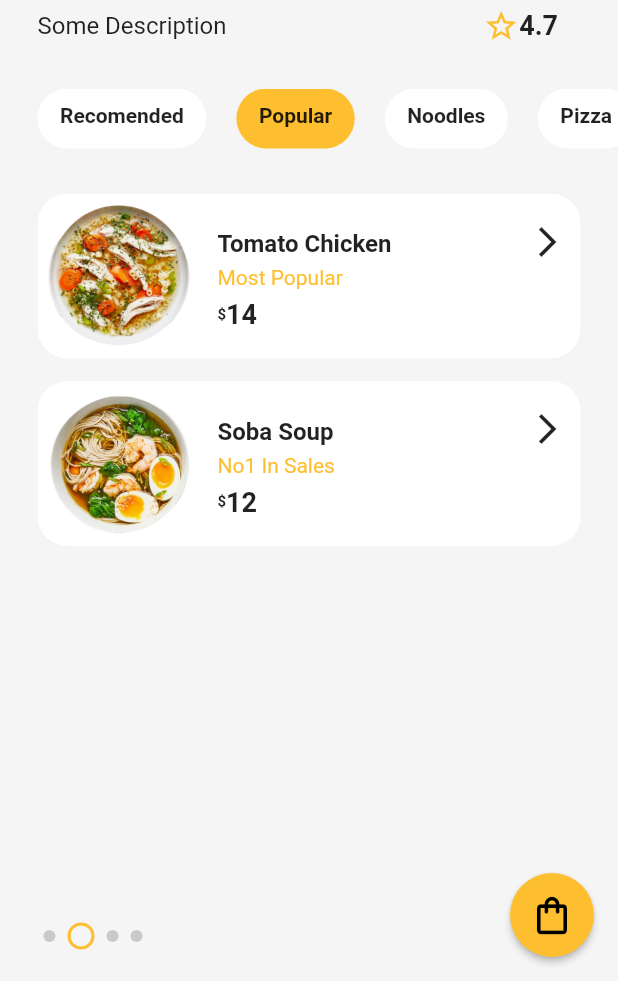
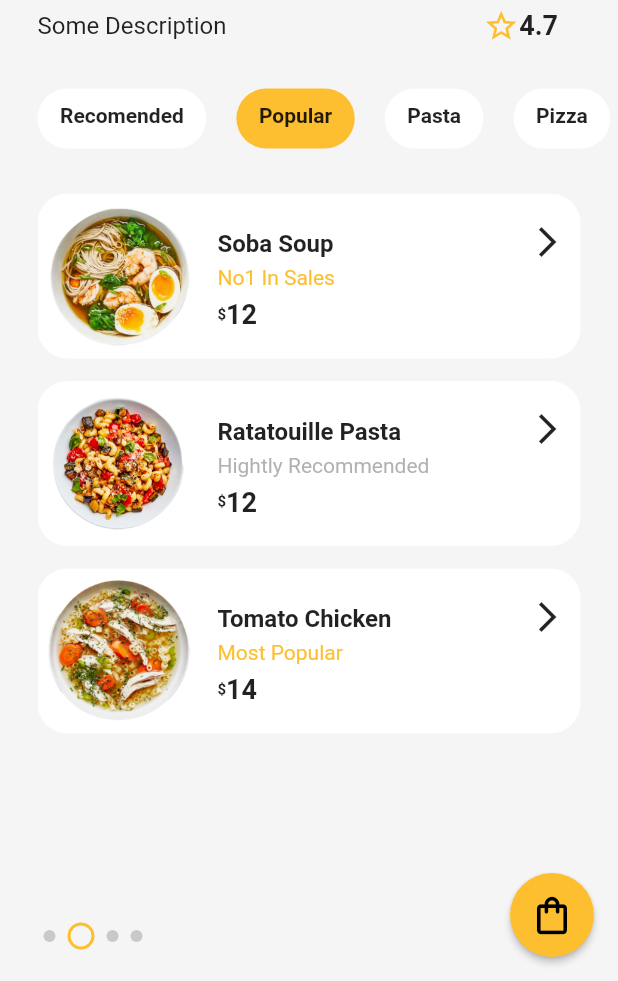
Before and after one commit to Zhenya-Mykhalskyi/Restaurant-App, a Flutter app: the screen it shows after launch, swiped to page 2, on a phone screen of 412 x 824 dp, the part 255-1236 px from its top. Run offline on Flutter 3.47's test engine with Material 2 defaults, Android fonts, the phone set to English and light mode, and no system bars; drawn by our look-alikes of smooth_page_indicator.

Commit message:
refactor Food model, feat categories into provider

```diff
--- a/lib/main.dart
+++ b/lib/main.dart
@@ -15,7 +15,7 @@ class MyApp extends StatelessWidget {
   Widget build(BuildContext context) {
     return MultiProvider(
       providers: [
-        ChangeNotifierProvider(create: (ctx) => FoodsProvier()),
+        ChangeNotifierProvider(create: (ctx) => FoodsProvider()),
       ],
 
       // SystemChrome.setSystemUIOverlayStyle(
--- a/lib/models/restaurant.dart
+++ b/lib/models/restaurant.dart
@@ -30,9 +30,9 @@ class Restaurant {
       'Some Description',
       4.7,
       {
-        'Recomended': FoodsProvier.generateRecommendedFoods(),
-        'Popular': FoodsProvier.generatePopularFoods(),
-        'Noodles': [],
+        'Recomended': FoodsProvider.RecommendedFoods,
+        'Popular': FoodsProvider.PopularFoods,
+        'Pasta': FoodsProvider.PastasFoods,
         'Pizza': [],
       },
     );
--- a/lib/providers/food.dart
+++ b/lib/providers/food.dart
@@ -1,6 +1,14 @@
 import 'package:flutter/material.dart';
 
-class Food with ChangeNotifier {
+enum Category {
+  Recommended,
+  Popular,
+  Pastas,
+}
+
+class Food {
+  final String id;
+  final List<Category> categories;
   final String imageUrl;
   final String description;
   final String name;
@@ -8,21 +16,21 @@ class Food with ChangeNotifier {
   final num score;
   final String cal;
   final num price;
-  int quantity;
   final List<Map<String, String>> ingredients;
   final String about;
   final bool hightLight;
-  Food(
-    this.imageUrl,
-    this.description,
-    this.name,
-    this.waitTime,
-    this.score,
-    this.cal,
-    this.price,
-    this.quantity,
-    this.ingredients,
-    this.about, {
+  Food({
+    required this.id,
+    required this.categories,
+    required this.imageUrl,
+    required this.description,
+    required this.name,
+    required this.waitTime,
+    required this.score,
+    required this.cal,
+    required this.price,
+    required this.ingredients,
+    required this.about,
     this.hightLight = false,
   });
 
@@ -35,76 +43,84 @@ class Food with ChangeNotifier {
   // }
 }
 
-class FoodsProvier with ChangeNotifier {
-  List<Food> _items = [
+class FoodsProvider with ChangeNotifier {
+  static List<Food> _items = [
     Food(
-      'assets/images/dish1.png',
-      'No1 In Sales',
-      'Soba Soup',
-      '50 min',
-      4.8,
-      '325 kcal',
-      12,
-      1,
-      [
+      id: 'm1',
+      categories: [Category.Recommended, Category.Popular],
+      imageUrl: 'assets/images/dish1.png',
+      description: 'No1 In Sales',
+      name: 'Soba Soup',
+      waitTime: '50 min',
+      score: 4.8,
+      cal: '325 kcal',
+      price: 12,
+      ingredients: [
         {'Noodle': 'assets/images/ingre1.png'},
         {'Shrimp': 'assets/images/ingre2.png'},
         {'Egg': 'assets/images/ingre3.png'},
         {'Scallion': 'assets/images/ingre4.png'}
       ],
-      'Simply put, ramen is a Japanese noodle soup, with a combination of a rich flavoured broth, one of a variety of types of noodle and a selection of meats or vegetables, often topped with a boiled egg.  ',
+      about:
+          'Simply put, ramen is a Japanese noodle soup, with a combination of a rich flavoured broth, one of a variety of types of noodle and a selection of meats or vegetables, often topped with a boiled egg.  ',
       hightLight: true,
     ),
     Food(
-      'assets/images/dish2.png',
-      'Low Fat',
-      'Sai Ua Samun Phrai',
-      '50 min',
-      4.8,
-      '325 kcal',
-      15,
-      1,
-      [
+      id: 'm2',
+      categories: [Category.Recommended],
+      imageUrl: 'assets/images/dish2.png',
+      description: 'Low Fat',
+      name: 'Sai Ua Samun Phrai',
+      waitTime: '50 min',
+      score: 4.8,
+      cal: '325 kcal',
+      price: 15,
+      ingredients: [
         {'Noodle': 'assets/images/ingre1.png'},
         {'Shrimp': 'assets/images/ingre2.png'},
         {'Egg': 'assets/images/ingre3.png'},
         {'Scallion': 'assets/images/ingre4.png'}
       ],
-      'An iconic dish of Northern Thailand, "sai ua" is one of the most flavourful sausages I can think of. The pork is mixed with an aromatic curry paste, grilled, then served with sticky rice and fresh veggies. Yum!',
+      about:
+          'An iconic dish of Northern Thailand, "sai ua" is one of the most flavourful sausages I can think of. The pork is mixed with an aromatic curry paste, grilled, then served with sticky rice and fresh veggies. Yum!',
     ),
     Food(
-      'assets/images/dish3.png',
-      'Hightly Recommended',
-      'Ratatouille Pasta',
-      '50 min',
-      4.8,
-      '325 kcal',
-      12,
-      0,
-      [
+      id: 'm3',
+      categories: [Category.Popular, Category.Pastas, Category.Recommended],
+      imageUrl: 'assets/images/dish3.png',
+      description: 'Hightly Recommended',
+      name: 'Ratatouille Pasta',
+      waitTime: '50 min',
+      score: 4.8,
+      cal: '325 kcal',
+      price: 12,
+      ingredients: [
         {'Noodle': 'assets/images/ingre1.png'},
         {'Shrimp': 'assets/images/ingre2.png'},
         {'Egg': 'assets/images/ingre3.png'},
         {'Scallion': 'assets/images/ingre4.png'}
       ],
-      'If you\'ve never had it before, ratatouille is a French Provençal dish that is made of stewed vegetables. The ingredients are very simple and you can customize it with your favorite veggies! This particular recipe uses eggplant, zucchini, and tomatoes as the main vegetables, with garlic and onions for flavoring.',
+      about:
+          'If you\'ve never had it before, ratatouille is a French Provençal dish that is made of stewed vegetables. The ingredients are very simple and you can customize it with your favorite veggies! This particular recipe uses eggplant, zucchini, and tomatoes as the main vegetables, with garlic and onions for flavoring.',
     ),
     Food(
-      'assets/images/dish4.png',
-      'Most Popular',
-      'Tomato Chicken',
-      '50 min',
-      4.8,
-      '325 kcal',
-      14,
-      0,
-      [
+      id: 'm4',
+      categories: [Category.Popular],
+      imageUrl: 'assets/images/dish4.png',
+      description: 'Most Popular',
+      name: 'Tomato Chicken',
+      waitTime: '50 min',
+      score: 4.8,
+      cal: '325 kcal',
+      price: 14,
+      ingredients: [
         {'Noodle': 'assets/images/ingre1.png'},
         {'Shrimp': 'assets/images/ingre2.png'},
         {'Egg': 'assets/images/ingre3.png'},
         {'Scallion': 'assets/images/ingre4.png'}
       ],
-      'Chicken pieces coated with many fragrant spices like turmeric, cardamom and cloves, then simmered in a tomato sauce. This dish is a family favorite. I have also taken it to potlucks and served it to guests in my home. Everyone asks for the recipe. It is a great slow cooker meal, too.',
+      about:
+          'Chicken pieces coated with many fragrant spices like turmeric, cardamom and cloves, then simmered in a tomato sauce. This dish is a family favorite. I have also taken it to potlucks and served it to guests in my home. Everyone asks for the recipe. It is a great slow cooker meal, too.',
       hightLight: true,
     ),
   ];
@@ -129,101 +145,127 @@ class FoodsProvier with ChangeNotifier {
     return count;
   }
 
-  static List<Food> generateRecommendedFoods() {
-    return [
-      Food(
-        'assets/images/dish1.png',
-        'No1 In Sales',
-        'Soba Soup',
-        '50 min',
-        4.8,
-        '325 kcal',
-        12,
-        1,
-        [
-          {'Noodle': 'assets/images/ingre1.png'},
-          {'Shrimp': 'assets/images/ingre2.png'},
-          {'Egg': 'assets/images/ingre3.png'},
-          {'Scallion': 'assets/images/ingre4.png'}
-        ],
-        'Simply put, ramen is a Japanese noodle soup, with a combination of a rich flavoured broth, one of a variety of types of noodle and a selection of meats or vegetables, often topped with a boiled egg.  ',
-        hightLight: true,
-      ),
-      Food(
-        'assets/images/dish2.png',
-        'Low Fat',
-        'Sai Ua Samun Phrai',
-        '50 min',
-        4.8,
-        '325 kcal',
-        15,
-        1,
-        [
-          {'Noodle': 'assets/images/ingre1.png'},
-          {'Shrimp': 'assets/images/ingre2.png'},
-          {'Egg': 'assets/images/ingre3.png'},
-          {'Scallion': 'assets/images/ingre4.png'}
-        ],
-        'An iconic dish of Northern Thailand, "sai ua" is one of the most flavourful sausages I can think of. The pork is mixed with an aromatic curry paste, grilled, then served with sticky rice and fresh veggies. Yum!',
-      ),
-      Food(
-        'assets/images/dish3.png',
-        'Hightly Recommended',
-        'Ratatouille Pasta',
-        '50 min',
-        4.8,
-        '325 kcal',
-        12,
-        0,
-        [
-          {'Noodle': 'assets/images/ingre1.png'},
-          {'Shrimp': 'assets/images/ingre2.png'},
-          {'Egg': 'assets/images/ingre3.png'},
-          {'Scallion': 'assets/images/ingre4.png'}
-        ],
-        'If you\'ve never had it before, ratatouille is a French Provençal dish that is made of stewed vegetables. The ingredients are very simple and you can customize it with your favorite veggies! This particular recipe uses eggplant, zucchini, and tomatoes as the main vegetables, with garlic and onions for flavoring.',
-      ),
-    ];
+  static List<Food> get RecommendedFoods {
+    return _items
+        .where((element) => element.categories.contains(Category.Recommended))
+        .toList();
   }
 
-  static List<Food> generatePopularFoods() {
-    return [
-      Food(
-        'assets/images/dish4.png',
-        'Most Popular',
-        'Tomato Chicken',
-        '50 min',
-        4.8,
-        '325 kcal',
-        14,
-        0,
-        [
-          {'Noodle': 'assets/images/ingre1.png'},
-          {'Shrimp': 'assets/images/ingre2.png'},
-          {'Egg': 'assets/images/ingre3.png'},
-          {'Scallion': 'assets/images/ingre4.png'}
-        ],
-        'Chicken pieces coated with many fragrant spices like turmeric, cardamom and cloves, then simmered in a tomato sauce. This dish is a family favorite. I have also taken it to potlucks and served it to guests in my home. Everyone asks for the recipe. It is a great slow cooker meal, too.',
-        hightLight: true,
-      ),
-      Food(
-        'assets/images/dish1.png',
-        'No1 In Sales',
-        'Soba Soup',
-        '50 min',
-        4.8,
-        '325 kcal',
-        12,
-        1,
-        [
-          {'Noodle': 'assets/images/ingre1.png'},
-          {'Shrimp': 'assets/images/ingre2.png'},
-          {'Egg': 'assets/images/ingre3.png'},
-          {'Scallion': 'assets/images/ingre4.png'}
-        ],
-        'Simply put, ramen is a Japanese noodle soup, with a combination of a rich flavoured broth, one of a variety of types of noodle and a selection of meats or vegetables, often topped with a boiled egg.',
-        hightLight: true,
-      ),
-    ];
+  static List<Food> get PopularFoods {
+    return _items
+        .where((element) => element.categories.contains(Category.Popular))
+        .toList();
+  }
+
+  static List<Food> get PastasFoods {
+    return _items
+        .where((element) => element.categories.contains(Category.Pastas))
+        .toList();
   }
 }
+
+
+
+//   static List<Food> generateRecommendedFoods() {
+//     return [
+//       Food(
+//         DateTime.now().toString(),
+//         'assets/images/dish1.png',
+//         'No1 In Sales',
+//         'Soba Soup',
+//         '50 min',
+//         4.8,
+//         '325 kcal',
+//         12,
+//         1,
+//         [
+//           {'Noodle': 'assets/images/ingre1.png'},
+//           {'Shrimp': 'assets/images/ingre2.png'},
+//           {'Egg': 'assets/images/ingre3.png'},
+//           {'Scallion': 'assets/images/ingre4.png'}
+//         ],
+//         'Simply put, ramen is a Japanese noodle soup, with a combination of a rich flavoured broth, one of a variety of types of noodle and a selection of meats or vegetables, often topped with a boiled egg.  ',
+//         hightLight: true,
+//       ),
+//       Food(
+//         DateTime.now().toString(),
+//         'assets/images/dish2.png',
+//         'Low Fat',
+//         'Sai Ua Samun Phrai',
+//         '50 min',
+//         4.8,
+//         '325 kcal',
+//         15,
+//         1,
+//         [
+//           {'Noodle': 'assets/images/ingre1.png'},
+//           {'Shrimp': 'assets/images/ingre2.png'},
+//           {'Egg': 'assets/images/ingre3.png'},
+//           {'Scallion': 'assets/images/ingre4.png'}
+//         ],
+//         'An iconic dish of Northern Thailand, "sai ua" is one of the most flavourful sausages I can think of. The pork is mixed with an aromatic curry paste, grilled, then served with sticky rice and fresh veggies. Yum!',
+//       ),
+//       Food(
+//         DateTime.now().toString(),
+//         'assets/images/dish3.png',
+//         'Hightly Recommended',
+//         'Ratatouille Pasta',
+//         '50 min',
+//         4.8,
+//         '325 kcal',
+//         12,
+//         0,
+//         [
+//           {'Noodle': 'assets/images/ingre1.png'},
+//           {'Shrimp': 'assets/images/ingre2.png'},
+//           {'Egg': 'assets/images/ingre3.png'},
+//           {'Scallion': 'assets/images/ingre4.png'}
+//         ],
+//         'If you\'ve never had it before, ratatouille is a French Provençal dish that is made of stewed vegetables. The ingredients are very simple and you can customize it with your favorite veggies! This particular recipe uses eggplant, zucchini, and tomatoes as the main vegetables, with garlic and onions for flavoring.',
+//       ),
+//     ];
+//   }
+
+//   static List<Food> generatePopularFoods() {
+//     return [
+//       Food(
+//         DateTime.now().toString(),
+//         'assets/images/dish4.png',
+//         'Most Popular',
+//         'Tomato Chicken',
+//         '50 min',
+//         4.8,
+//         '325 kcal',
+//         14,
+//         0,
+//         [
+//           {'Noodle': 'assets/images/ingre1.png'},
+//           {'Shrimp': 'assets/images/ingre2.png'},
+//           {'Egg': 'assets/images/ingre3.png'},
+//           {'Scallion': 'assets/images/ingre4.png'}
+//         ],
+//         'Chicken pieces coated with many fragrant spices like turmeric, cardamom and cloves, then simmered in a tomato sauce. This dish is a family favorite. I have also taken it to potlucks and served it to guests in my home. Everyone asks for the recipe. It is a great slow cooker meal, too.',
+//         hightLight: true,
+//       ),
+//       Food(
+//         DateTime.now().toString(),
+//         'assets/images/dish1.png',
+//         'No1 In Sales',
+//         'Soba Soup',
+//         '50 min',
+//         4.8,
+//         '325 kcal',
+//         12,
+//         1,
+//         [
+//           {'Noodle': 'assets/images/ingre1.png'},
+//           {'Shrimp': 'assets/images/ingre2.png'},
+//           {'Egg': 'assets/images/ingre3.png'},
+//           {'Scallion': 'assets/images/ingre4.png'}
+//         ],
+//         'Simply put, ramen is a Japanese noodle soup, with a combination of a rich flavoured broth, one of a variety of types of noodle and a selection of meats or vegetables, often topped with a boiled egg.',
+//         hightLight: true,
+//       ),
+//     ];
+//   }
+// }
--- a/lib/screens/detail/detail.dart
+++ b/lib/screens/detail/detail.dart
@@ -53,7 +53,7 @@ class DetailScreen extends StatelessWidget {
                   shape: BoxShape.circle,
                   color: Colors.white,
                 ),
-                child: Consumer<FoodsProvier>(
+                child: Consumer<FoodsProvider>(
                   builder: (_, foods, ch) => Text(
                     // foods.itemCount.toString(),
                     foods.count.toString(),
--- a/lib/screens/detail/widget/food_quantity.dart
+++ b/lib/screens/detail/widget/food_quantity.dart
@@ -69,7 +69,7 @@ class _FoodQuantityState extends State<FoodQuantity> {
                 children: [
                   Container(
                     width: 30,
-                    child: Consumer<FoodsProvier>(
+                    child: Consumer<FoodsProvider>(
                       builder: (_, foods, ch) => TextButton(
                         onPressed: () {
                           setState(() {
@@ -93,7 +93,7 @@ class _FoodQuantityState extends State<FoodQuantity> {
                       shape: BoxShape.circle,
                       color: Colors.white,
                     ),
-                    child: Consumer<FoodsProvier>(
+                    child: Consumer<FoodsProvider>(
                       builder: (_, foods, ch) => Text(
                         foods.count.toString(),
                         style: TextStyle(fontWeight: FontWeight.bold),
@@ -102,7 +102,7 @@ class _FoodQuantityState extends State<FoodQuantity> {
                   ),
                   Container(
                     width: 30,
-                    child: Consumer<FoodsProvier>(
+                    child: Consumer<FoodsProvider>(
                       builder: (_, foods, ch) => TextButton(
                         onPressed: () {
                           setState(() {
```
Also changed, not shown: lib/providers/cart.dart (added, +90 -0 lines), pubspec.lock.
